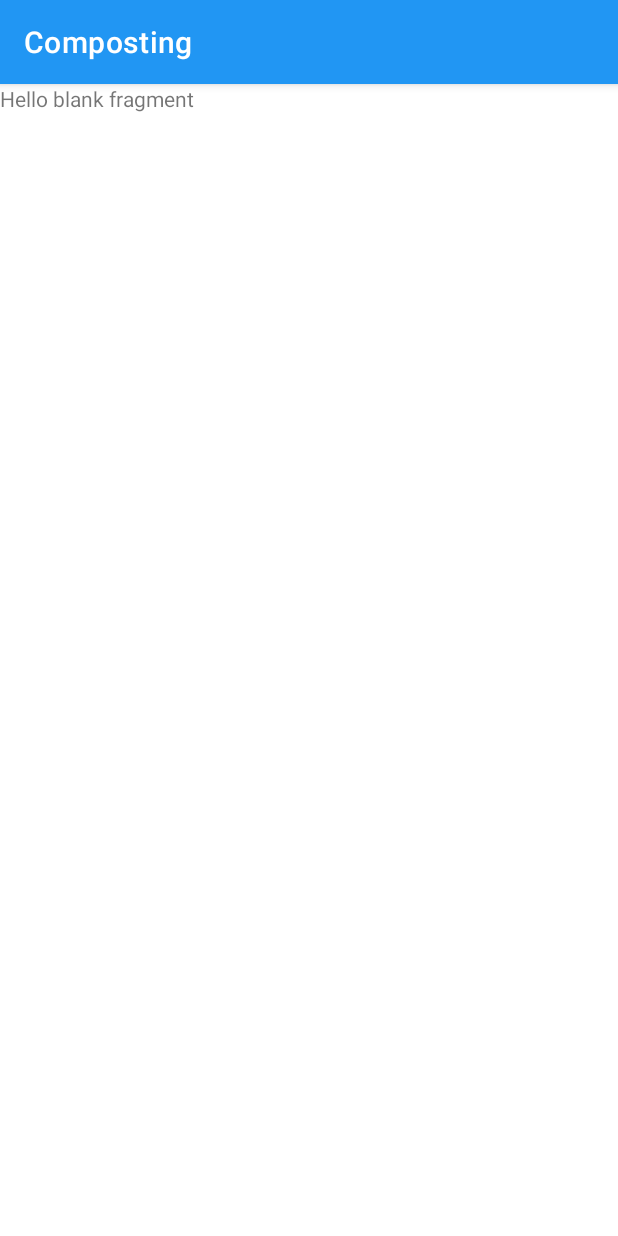
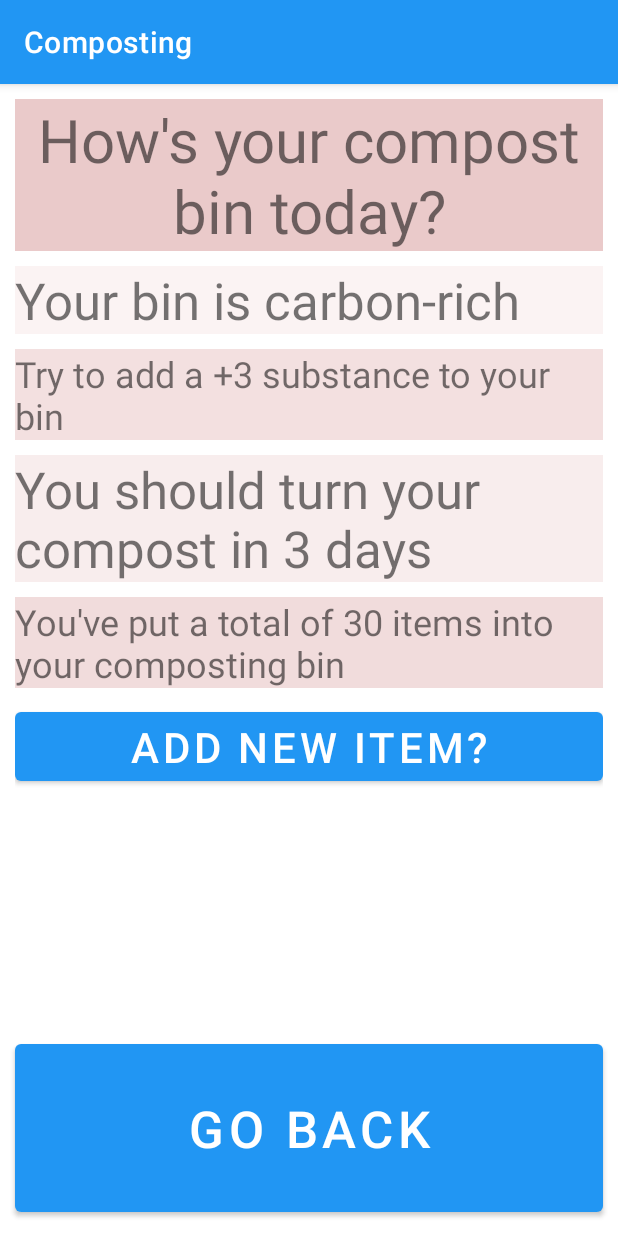
Before and after one commit to nperryUMD/CMSC436-Final-Project, an Android app: the compostingDetails screen opened through its navigation route, on a phone screen of 412 x 824 dp. Run offline under Robolectric (Android 15) with nearby library versions, the phone set to English and light mode, and no system bars; 1 statement that could not run was skipped.

Commit message:
Partial compost details page

```diff
--- a/app/src/main/java/com/example/composting/DashboardFragment.kt
+++ b/app/src/main/java/com/example/composting/DashboardFragment.kt
@@ -41,6 +41,9 @@ class DashboardFragment : Fragment() {
 
         val data : ArrayList<Data> = Datasource().load()
         val adapter = RecyclerViewAdapter(this.requireContext(), data)
+        binding.coinUpperText.text = "Coins: " + "0"
+        binding.trophyUpperText.text = "Trophies: " + "0"
+
         recyclerView = binding.mainMenuScroll
         recyclerView.layoutManager = LinearLayoutManager(this.requireContext())
         recyclerView.adapter = adapter
--- a/app/src/main/java/com/example/composting/detailScreens/compostingDetails.kt
+++ b/app/src/main/java/com/example/composting/detailScreens/compostingDetails.kt
@@ -5,29 +5,18 @@ import androidx.fragment.app.Fragment
 import android.view.LayoutInflater
 import android.view.View
 import android.view.ViewGroup
+import androidx.navigation.Navigator
+import androidx.navigation.findNavController
 import com.example.composting.R
+import com.example.composting.databinding.CompostingDetailsFragmentBinding
+import com.example.composting.databinding.RegistrationFragmentBinding
 
-// TODO: Rename parameter arguments, choose names that match
-// the fragment initialization parameters, e.g. ARG_ITEM_NUMBER
-private const val ARG_PARAM1 = "param1"
-private const val ARG_PARAM2 = "param2"
+class compostingDetails : Fragment() {
 
-/**
- * A simple [Fragment] subclass.
- * Use the [compostingDetails.newInstance] factory method to
- * create an instance of this fragment.
- */
-class compostingDetails : Fragment() {
-    // TODO: Rename and change types of parameters
-    private var param1: String? = null
-    private var param2: String? = null
+    private lateinit var binding: CompostingDetailsFragmentBinding
 
     override fun onCreate(savedInstanceState: Bundle?) {
         super.onCreate(savedInstanceState)
-        arguments?.let {
-            param1 = it.getString(ARG_PARAM1)
-            param2 = it.getString(ARG_PARAM2)
-        }
     }
 
     override fun onCreateView(
@@ -35,26 +24,12 @@ class compostingDetails : Fragment() {
         savedInstanceState: Bundle?
     ): View? {
         // Inflate the layout for this fragment
-        return inflater.inflate(R.layout.composting_details_fragment, container, false)
-    }
+        binding = CompostingDetailsFragmentBinding.inflate(inflater, container, false)
+        binding.detailsItemAddBtn.setOnClickListener { container!!.findNavController().navigate(R.id.action_compostingDetails_to_addCompost) }
+        binding.compostingBackBtn.setOnClickListener { container!!.findNavController().navigate(R.id.action_compostingDetails_to_dashboardFragment) }
 
-    companion object {
-        /**
-         * Use this factory method to create a new instance of
-         * this fragment using the provided parameters.
-         *
-         * @param param1 Parameter 1.
-         * @param param2 Parameter 2.
-         * @return A new instance of fragment compostingDetails.
-         */
-        // TODO: Rename and change types and number of parameters
-        @JvmStatic
-        fun newInstance(param1: String, param2: String) =
-            compostingDetails().apply {
-                arguments = Bundle().apply {
-                    putString(ARG_PARAM1, param1)
-                    putString(ARG_PARAM2, param2)
-                }
-            }
+
+        // Return the root view.
+        return binding.root
     }
 }
--- a/app/src/main/res/layout/composting_details_fragment.xml
+++ b/app/src/main/res/layout/composting_details_fragment.xml
@@ -1,14 +1,98 @@
 <?xml version="1.0" encoding="utf-8"?>
 <FrameLayout xmlns:android="http://schemas.android.com/apk/res/android"
+    xmlns:app="http://schemas.android.com/apk/res-auto"
     xmlns:tools="http://schemas.android.com/tools"
     android:layout_width="match_parent"
     android:layout_height="match_parent"
     tools:context=".detailScreens.compostingDetails">
 
-    <!-- TODO: Update blank fragment layout -->
-    <TextView
+    <androidx.constraintlayout.widget.ConstraintLayout
         android:layout_width="match_parent"
-        android:layout_height="match_parent"
-        android:text="@string/hello_blank_fragment" />
+        android:layout_height="match_parent">
+
+        <LinearLayout
+            android:id="@+id/linearLayout"
+            android:layout_width="match_parent"
+            android:layout_height="624dp"
+            android:layout_marginStart="10dp"
+            android:layout_marginTop="10dp"
+            android:layout_marginEnd="10dp"
+            android:orientation="vertical"
+            app:layout_constraintEnd_toEndOf="parent"
+            app:layout_constraintStart_toStartOf="parent"
+            app:layout_constraintTop_toTopOf="parent">
+
+            <TextView
+                android:layout_width="match_parent"
+                android:layout_height="wrap_content"
+                android:layout_marginBottom="10dp"
+                android:background="#EACACA"
+                android:text="@string/how_s_your_compost_bin_today"
+                android:textAlignment="center"
+                android:textSize="40sp" />
+
+            <TextView
+                android:id="@+id/detailsHealthText"
+                android:layout_width="match_parent"
+                android:layout_height="wrap_content"
+                android:layout_marginBottom="10dp"
+                android:background="#39EACACA"
+                android:text="Your bin is carbon-rich"
+                android:textAlignment="gravity"
+                android:textSize="34sp" />
+
+            <TextView
+                android:id="@+id/detailsSuggestionText"
+                android:layout_width="match_parent"
+                android:layout_height="wrap_content"
+                android:layout_marginBottom="10dp"
+                android:background="#92EACACA"
+                android:text="Try to add a +3 substance to your bin"
+                android:textAlignment="gravity"
+                android:textSize="24sp" />
+
+            <TextView
+                android:id="@+id/detailsTurnDaysText"
+                android:layout_width="match_parent"
+                android:layout_height="wrap_content"
+                android:layout_marginBottom="10dp"
+                android:background="#57EACACA"
+                android:text="You should turn your compost in 3 days"
+                android:textAlignment="gravity"
+                android:textSize="34sp" />
+
+            <TextView
+                android:id="@+id/textView6"
+                android:layout_width="match_parent"
+                android:layout_height="wrap_content"
+                android:layout_marginBottom="10dp"
+                android:background="#A8EACACA"
+                android:text="You've put a total of 30 items into your composting bin"
+                android:textAlignment="gravity"
+                android:textSize="24sp" />
+
+            <Button
+                android:id="@+id/detailsItemAddBtn"
+                android:layout_width="match_parent"
+                android:layout_height="wrap_content"
+                android:text="Add new item?"
+                android:textSize="28sp" />
+
+        </LinearLayout>
+
+        <Button
+            android:id="@+id/compostingBackBtn"
+            android:layout_width="match_parent"
+            android:layout_height="0dp"
+            android:layout_marginStart="10dp"
+            android:layout_marginEnd="10dp"
+            android:layout_marginBottom="10dp"
+            android:text="Go Back"
+            android:textSize="34sp"
+            app:layout_constraintBottom_toBottomOf="parent"
+            app:layout_constraintEnd_toEndOf="parent"
+            app:layout_constraintStart_toStartOf="parent"
+            app:layout_constraintTop_toBottomOf="@+id/linearLayout" />
+    </androidx.constraintlayout.widget.ConstraintLayout>
 
 </FrameLayout>
--- a/app/src/main/res/navigation/nav_graph.xml
+++ b/app/src/main/res/navigation/nav_graph.xml
@@ -51,5 +51,13 @@
         <action
             android:id="@+id/action_compostingDetails_to_dashboardFragment"
             app:destination="@id/dashboardFragment" />
+        <action
+            android:id="@+id/action_compostingDetails_to_addCompost"
+            app:destination="@id/addCompost" />
     </fragment>
+    <fragment
+        android:id="@+id/addCompost"
+        android:name="com.example.composting.detailScreens.AddCompost"
+        android:label="add_compost_fragment"
+        tools:layout="@layout/add_compost_fragment" />
 </navigation>
--- a/app/src/main/res/values/strings.xml
+++ b/app/src/main/res/values/strings.xml
@@ -16,4 +16,5 @@
     <string name="logout">Logout</string>
     <!-- TODO: Remove or change this placeholder text -->
     <string name="hello_blank_fragment">Hello blank fragment</string>
+    <string name="how_s_your_compost_bin_today">How\'s your compost bin today?</string>
 </resources>
```
Also changed, not shown: app/src/main/java/com/example/composting/detailScreens/AddCompost.kt (added, +60 -0 lines), app/src/main/res/layout/add_compost_fragment.xml (added, +14 -0 lines), app/src/main/res/layout/dashboard_fragment.xml (+15 -4 lines), app/src/main/res/layout/item_view_2.xml (deleted, +0 -31 lines).
